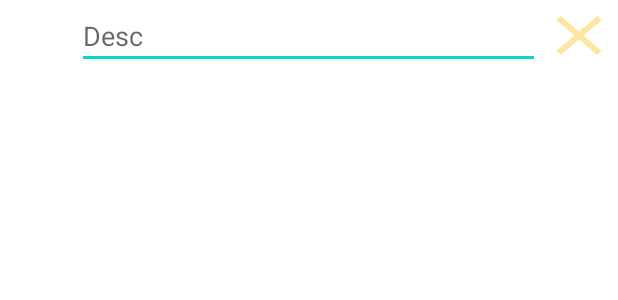
After one commit to weaaaam7/Wasfah_, an Android app: the layout steps_row.xml on its own in the app's theme, with its tools: preview values and no code run, on a phone screen of 412 x 824 dp. The commit adds this screen. Shown: the top 300 px of the screen. Run offline under Robolectric (Android 15) with nearby library versions, the phone set to English and light mode, and no system bars; Roboto replaces fonts that are not available here.

Commit message:
publish recipe Validations & layout UPDATED (Not Complete)

```diff
--- a/app/src/main/java/com/example/wasfah/LoginActivity.java
+++ b/app/src/main/java/com/example/wasfah/LoginActivity.java
@@ -92,7 +92,7 @@ public class LoginActivity extends AppCompatActivity {
                         if (task.isSuccessful()) {
                             Toast.makeText(LoginActivity.this, "Logged in successfully", Toast.LENGTH_SHORT).show();
                             AuthenticationManager.CURRENT_USER_EMAIL=email;
-                            startPublishActivity();
+                            startMainActivity();
                         } else {
                             Toast.makeText(LoginActivity.this, "Login error! incorrect email or password.", Toast.LENGTH_SHORT).show();
                         }
@@ -129,7 +129,7 @@ public class LoginActivity extends AppCompatActivity {
             startActivity(i);
         }
 
-        public void startPublishActivity()
+        public void startMainActivity()
         {
             Intent i = new Intent(this, MainActivity.class);
             //no need to combe back to login
--- /dev/null
+++ b/app/src/main/res/drawable/rounded.xml
@@ -0,0 +1,5 @@
+<?xml version="1.0" encoding="utf-8"?>
+<shape xmlns:android="http://schemas.android.com/apk/res/android">
+    <corners  android:radius="50dp"/>
+    <solid android:color="#fce6a2"></solid>
+</shape>
--- /dev/null
+++ b/app/src/main/res/drawable/rounded_corners.xml
@@ -0,0 +1,6 @@
+<?xml version="1.0" encoding="UTF-8"?>
+<shape xmlns:android="http://schemas.android.com/apk/res/android">
+    <solid android:color="@color/yellow"/>
+    <corners android:radius="17dp"/>
+    <padding android:left="0dp" android:top="0dp" android:right="0dp" android:bottom="0dp" />
+</shape>
--- /dev/null
+++ b/app/src/main/res/layout/steps_row.xml
@@ -0,0 +1,44 @@
+<?xml version="1.0" encoding="utf-8"?>
+<LinearLayout xmlns:android="http://schemas.android.com/apk/res/android"
+    xmlns:app="http://schemas.android.com/apk/res-auto"
+    android:orientation="horizontal"
+    android:layout_width="match_parent"
+    android:layout_height="wrap_content"
+    android:layout_marginBottom="10dp"
+    android:paddingTop="1dp"
+    android:paddingBottom="1dp">
+
+    <TextView
+        android:id="@+id/step_order_tv"
+        android:layout_width="0dp"
+        android:layout_height="match_parent"
+        android:layout_weight="1"
+        android:hint=""
+        android:ems="10"
+        android:padding="10dp"
+        android:textColor="@color/black"
+        android:textSize="14sp"></TextView>
+
+    <EditText
+        android:id="@+id/step_desc_et"
+        android:layout_width="0dp"
+        android:layout_height="wrap_content"
+        android:layout_weight="6"
+        android:ems="10"
+        android:hint="Desc"
+        android:paddingVertical="10dp"
+        android:inputType="textMultiLine"/>
+
+    <ImageButton
+        android:id="@+id/image_remove_step"
+        android:layout_width="0dp"
+        android:layout_height="match_parent"
+        android:layout_weight="1"
+        android:maxHeight="25dp"
+        android:backgroundTint="@color/yellow"
+        android:background="@drawable/ic_baseline_close_24"
+        ></ImageButton>
+
+
+
+</LinearLayout>
```
Also changed, not shown: app/src/main/java/com/example/wasfah/StepsListAdapter.java (added, +96 -0 lines), app/src/main/java/com/example/wasfah/StepsOrderUtil.java (added, +54 -0 lines), app/src/main/java/com/example/wasfah/model/StepModel.java (added, +38 -0 lines).
